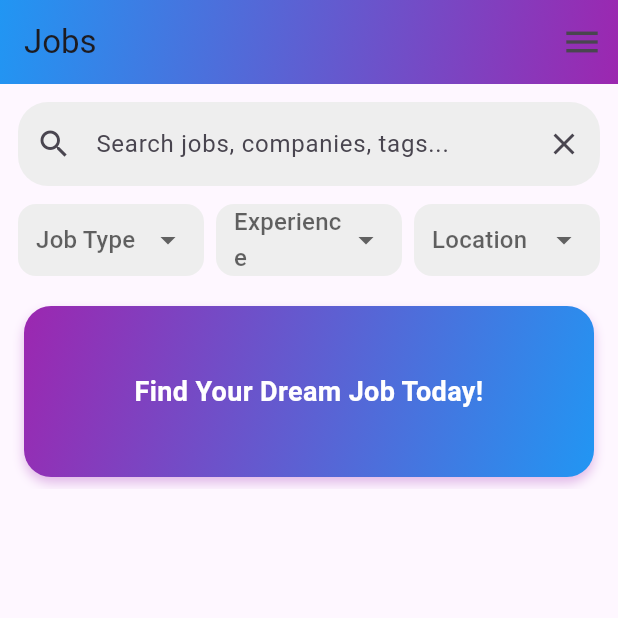
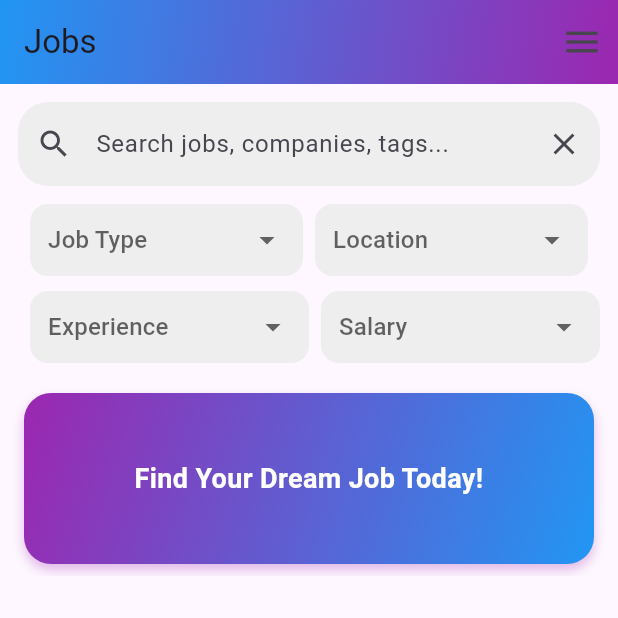
Before and after one commit to priyankarouniyarr/job_portel_application, a Flutter app: the JobListScreen screen opened directly, on a phone screen of 412 x 824 dp, the top half of it. Run offline on Flutter 3.47's test engine with Material 3 defaults, Android fonts, the phone set to English and light mode, and no system bars; our stand-ins replace cloud_firestore, firebase_auth, firebase_core; accounts and stored records are empty.

Commit message:
uploading code

```diff
--- a/lib/screen/user/job_list_screen.dart
+++ b/lib/screen/user/job_list_screen.dart
@@ -17,25 +17,26 @@ class JobListScreen extends StatefulWidget {
 class _JobListScreenState extends State<JobListScreen> {
   final ScrollController _scrollCtrl = ScrollController();
   final TextEditingController _searchCtrl = TextEditingController();
+  final PageController _pageController = PageController();
 
-  final List<String> sliderTexts = [
+  int currentSlide = 0;
+  String? selectedJobType;
+  String? selectedExperience;
+  String? selectedLocation;
+  String? selectedSalaryRange;
+
+  List<String> sliderTexts = [
     "Find Your Dream Job Today!",
     "Top Companies Are Hiring Now",
     "Boost Your Career with the Right Opportunity",
     "Simple Search. Better Results.",
     "Apply Smarter, Not Harder.",
   ];
-  int currentSlide = 0;
-  final PageController _pageController = PageController();
-
-  // Filters
-  String? selectedJobType;
-  String? selectedExperience;
-  String? selectedLocation;
 
   List<String> jobTypes = ['Full-time', 'Part-time', 'Contract'];
   List<String> experienceLevels = ['Fresher', 'Mid', 'Senior'];
   List<String> locations = ['Onsite', 'Remote', 'Hybrid'];
+  List<String> salaryRanges = ['0-10000', '10000-50000', '50000+'];
 
   @override
   void initState() {
@@ -66,13 +67,8 @@ class _JobListScreenState extends State<JobListScreen> {
     });
   }
 
-  @override
-  Widget build(BuildContext context) {
-    final jp = Provider.of<JobProvider>(context);
-    final auth = Provider.of<AuthProvider>(context);
-
-    // Apply filters + search
-    final filteredJobs = jp.jobs.where((job) {
+  List<dynamic> _applyFilters(List<dynamic> jobs) {
+    final filteredJobs = jobs.where((job) {
       final query = _searchCtrl.text.toLowerCase();
       final matchesSearch =
           job.title.toLowerCase().contains(query) ||
@@ -87,11 +83,30 @@ class _JobListScreenState extends State<JobListScreen> {
       final matchesLocation =
           selectedLocation == null || job.workLocation == selectedLocation;
 
+      final matchesSalary =
+          selectedSalaryRange == null ||
+          (selectedSalaryRange == '0-10000' && job.salary <= 10000) ||
+          (selectedSalaryRange == '10000-50000' &&
+              job.salary > 10000 &&
+              job.salary <= 50000) ||
+          (selectedSalaryRange == '50000+' && job.salary > 50000);
+
       return matchesSearch &&
           matchesJobType &&
           matchesExperience &&
-          matchesLocation;
+          matchesLocation &&
+          matchesSalary;
     }).toList();
+
+    return filteredJobs;
+  }
+
+  @override
+  Widget build(BuildContext context) {
+    final jp = Provider.of<JobProvider>(context);
+    final auth = Provider.of<AuthProvider>(context);
+
+    final filteredJobs = _applyFilters(jp.jobs);
 
     return Scaffold(
       appBar: AppBar(
@@ -172,7 +187,7 @@ class _JobListScreenState extends State<JobListScreen> {
       ),
       body: Column(
         children: [
-          // 🔍 Search Bar
+          // Search
           Padding(
             padding: const EdgeInsets.all(12),
             child: TextField(
@@ -198,11 +213,14 @@ class _JobListScreenState extends State<JobListScreen> {
             ),
           ),
 
-          // Filter Dropdowns
+          // Filters + Salary
           Padding(
             padding: const EdgeInsets.symmetric(horizontal: 12),
-            child: Row(
+            child: Column(
               children: [
+                Row(
+                  children: [
+                    const SizedBox(width: 8),
                     Expanded(
                       child: _buildDropdown(
                         'Job Type',
@@ -211,6 +229,22 @@ class _JobListScreenState extends State<JobListScreen> {
                         (val) => setState(() => selectedJobType = val),
                       ),
                     ),
+                    const SizedBox(width: 8),
+
+                    Expanded(
+                      child: _buildDropdown(
+                        'Location',
+                        locations,
+                        selectedLocation,
+                        (val) => setState(() => selectedLocation = val),
+                      ),
+                    ),
+                    const SizedBox(width: 8),
+                  ],
+                ),
+                SizedBox(height: 10),
+                Row(
+                  children: [
                     const SizedBox(width: 8),
                     Expanded(
                       child: _buildDropdown(
@@ -221,13 +255,16 @@ class _JobListScreenState extends State<JobListScreen> {
                       ),
                     ),
                     const SizedBox(width: 8),
+
                     Expanded(
                       child: _buildDropdown(
-                    'Location',
-                    locations,
-                    selectedLocation,
-                    (val) => setState(() => selectedLocation = val),
+                        'Salary',
+                        salaryRanges,
+                        selectedSalaryRange,
+                        (val) => setState(() => selectedSalaryRange = val),
                       ),
+                    ),
+                  ],
                 ),
               ],
             ),
@@ -338,6 +375,11 @@ class _JobListScreenState extends State<JobListScreen> {
                                     job.experienceLevel ?? "Fresher",
                                     Colors.orange,
                                   ),
+                                  _infoBox(
+                                    Icons.monetization_on,
+                                    "${job.salary.toStringAsFixed(0)}",
+                                    Colors.purple,
+                                  ),
                                 ],
                               ),
                             ],
@@ -355,7 +397,6 @@ class _JobListScreenState extends State<JobListScreen> {
     );
   }
 
-  // 🔹 Info Box Helper
   Widget _infoBox(IconData icon, String text, Color color) {
     return Container(
       padding: const EdgeInsets.symmetric(horizontal: 12, vertical: 6),
@@ -381,7 +422,6 @@ class _JobListScreenState extends State<JobListScreen> {
     );
   }
 
-  // 🔹 Dropdown helper
   Widget _buildDropdown(
     String hint,
     List<String> options,
--- a/pubspec.yaml
+++ b/pubspec.yaml
@@ -43,6 +43,7 @@ dependencies:
   firebase_auth: ^6.1.2
   flutter_slidable: ^4.0.3
   url_launcher: ^6.3.2
+  google_sign_in: ^7.2.0
 
 dev_dependencies:
   flutter_test:
```
Also changed, not shown: lib/widget/ job_tile.dart (+6 -6 lines), pubspec.lock, 1 other file. Lines whose indentation alone changed are shown as unchanged.
